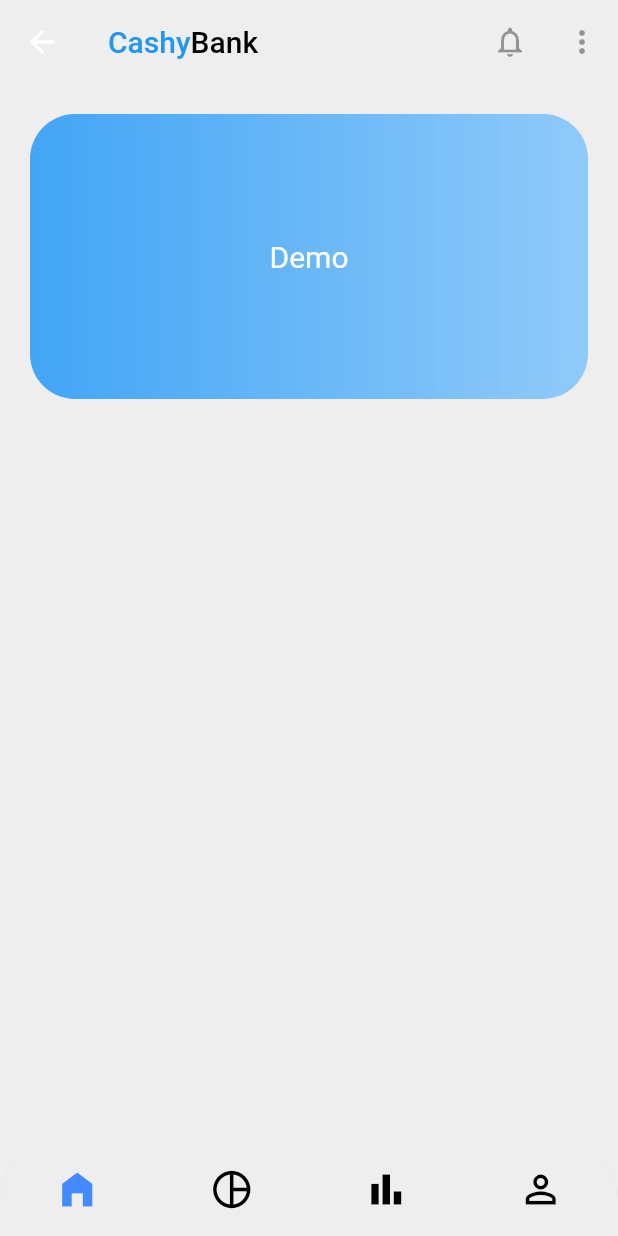
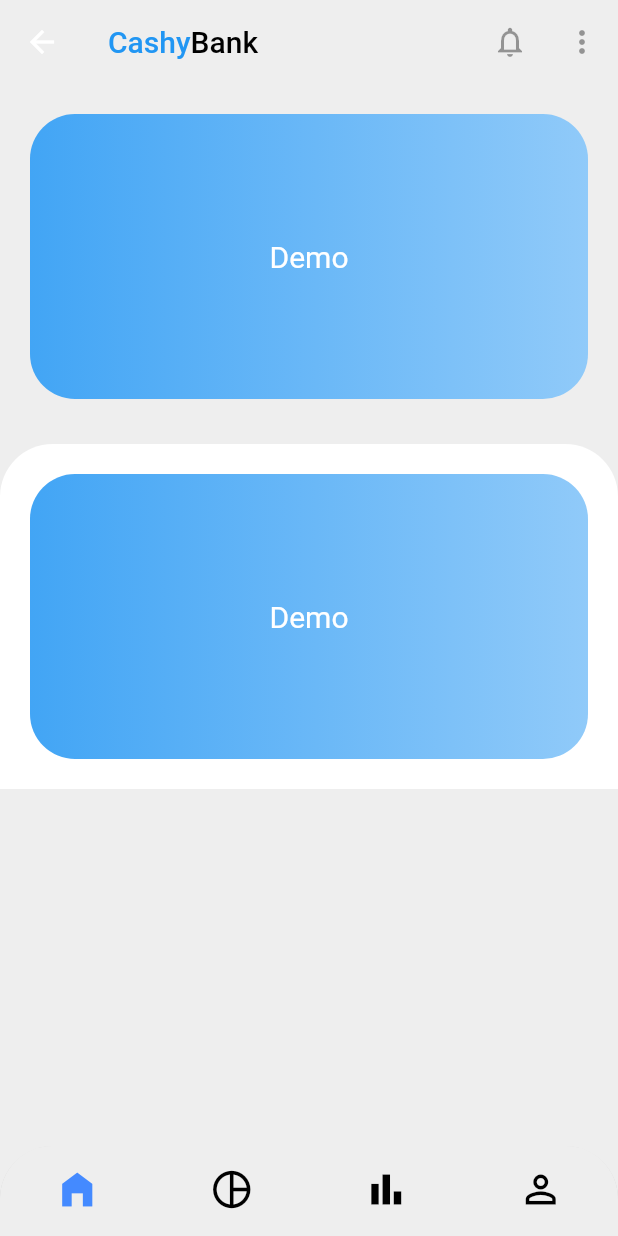
Before and after one commit to rajbahakdanyu/demo_flutter, a Flutter app: the LandingPage screen opened by its route, on a phone screen of 412 x 824 dp. Run offline on Flutter 3.47's test engine with Material 2 defaults, Android fonts, the phone set to English and light mode, and no system bars; drawn by our look-alikes of styled_text; our stand-ins replace smooth_page_indicator; network calls fail.

Commit message:
Added bottom container

```diff
--- a/lib/screens/landing.dart
+++ b/lib/screens/landing.dart
@@ -27,6 +27,24 @@ class _LandingPageState extends State<LandingPage> {
         crossAxisAlignment: CrossAxisAlignment.center,
         children: [
           DemoCard(),
+          SizedBox(height: 10),
+          Container(
+            width: double.infinity,
+            decoration: BoxDecoration(
+              color: Colors.white,
+              borderRadius: BorderRadius.only(
+                topLeft: Radius.circular(35),
+                topRight: Radius.circular(35),
+              ),
+            ),
+            child: Column(
+              crossAxisAlignment: CrossAxisAlignment.center,
+              mainAxisAlignment: MainAxisAlignment.center,
+              children: [
+                DemoCard(),
+              ],
+            ),
+          ),
         ],
       ),
       bottomNavigationBar: ClipRRect(
```
